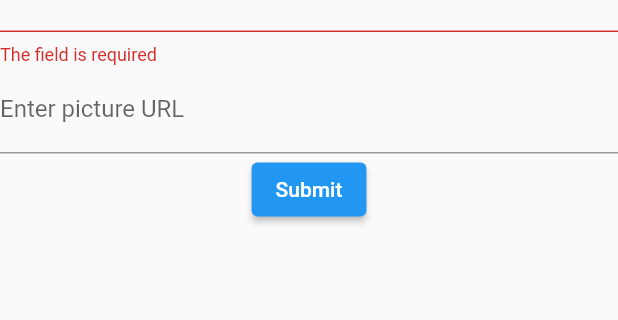
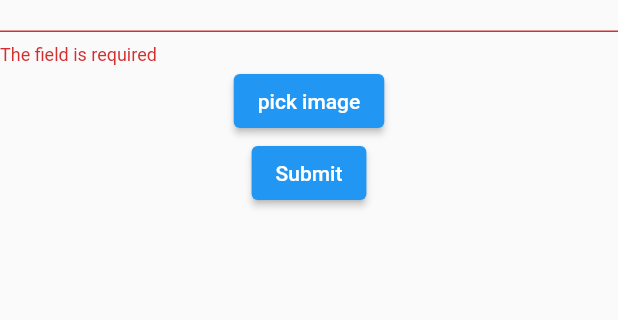
Before and after one commit to Priyanka-droid/Flutter_ContactManagement_App, a Flutter app: the AddContact screen opened directly, after a tap on "Submit", on a phone screen of 412 x 824 dp, the part 262-582 px from its top. Run offline on Flutter 3.47's test engine with Material 2 defaults, Android fonts, the phone set to English and light mode, and no system bars; our stand-ins replace contacts_service, form_validator, hive, hive_flutter, image_picker, permission_handler; accounts and stored records are empty.

```diff
--- a/flutter_contact/lib/models/custom_model.dart
+++ b/flutter_contact/lib/models/custom_model.dart
@@ -1,9 +1,10 @@
 import 'dart:typed_data';
-import 'package:contacts_service/contacts_service.dart';
 import 'package:flutter_contact/models/item_model.dart';
 import 'package:hive/hive.dart';
 import 'item_model.dart' as item;
 part 'custom_model.g.dart';
+
+// custom model for contact app
 
 @HiveType(typeId: 1)
 class CustomContactModel {
--- a/flutter_contact/lib/models/item_model.dart
+++ b/flutter_contact/lib/models/item_model.dart
@@ -1,6 +1,8 @@
 import 'package:hive/hive.dart';
 
 part 'item_model.g.dart';
+
+// custom model for phone
 
 @HiveType(typeId: 2)
 class ItemModel {
--- a/flutter_contact/lib/screens/add_screen/views/add_contact.dart
+++ b/flutter_contact/lib/screens/add_screen/views/add_contact.dart
@@ -1,9 +1,10 @@
-import 'package:contacts_service/contacts_service.dart';
 import 'package:flutter/material.dart';
 import 'package:provider/provider.dart';
 
 import '../../../contact_management_provider.dart';
 import '../../form.dart';
+
+// add screen which displays add form on giving index -1
 
 class AddContact extends StatelessWidget {
   @override
--- a/flutter_contact/lib/screens/form.dart
+++ b/flutter_contact/lib/screens/form.dart
@@ -1,13 +1,11 @@
 // ignore_for_file: curly_braces_in_flow_control_structures
-
+import 'dart:io';
+import 'package:image_picker/image_picker.dart';
 import 'dart:typed_data';
-
-import 'package:contacts_service/contacts_service.dart';
 import 'package:flutter/material.dart';
 import 'package:flutter_contact/contact_management_provider.dart';
 import 'package:flutter_contact/models/custom_model.dart';
 import 'package:flutter_contact/models/item_model.dart' as model;
-// import 'package:flutter_contact/models/custom_model.dart';
 import 'package:provider/provider.dart';
 import 'package:form_validator/form_validator.dart';
 
@@ -24,6 +22,8 @@ class CustomForm extends StatefulWidget {
 // This class holds data related to the form.
 class CustomFormState extends State<CustomForm> {
   final int index;
+  File? imageFile;
+  Uint8List? avatarLink;
   CustomFormState({required this.index});
   // Create a global key that uniquely identifies the Form widget
   // and allows validation of the form.
@@ -38,9 +38,15 @@ class CustomFormState extends State<CustomForm> {
   @override
   Widget build(BuildContext context) {
     // Build a Form widget using the _formKey created above.
+
     return Consumer<ContactListProvider>(
         builder: (context, contactListProvider, child) {
-      return Form(
+      final ImagePicker _picker = ImagePicker();
+
+      return ListView(
+        children: [
+          Container(
+              child: Form(
             key: _formKey,
             child: Column(
               children: <Widget>[
@@ -66,23 +72,27 @@ class CustomFormState extends State<CustomForm> {
                   // The validator receives the text that the user has entered.
                   validator: ValidationBuilder().phone().minLength(10).build(),
                 ),
-            TextFormField(
-              controller: myController3,
-              decoration: InputDecoration(
-                label: Text("Enter picture URL"),
-              ),
-            ),
+                ElevatedButton(
+                    onPressed: () {
+                      print("print image");
+                      _getFromGallery();
+                      // print("print image" + imageFile.toString());
+                      // avatarLink = imageFile == null ? null : _getAvatar();
+                    },
+                    child: Text("pick image")),
+
                 ElevatedButton(
                   onPressed: () {
                     // Validate returns true if the form is valid, or false otherwise.
                     if (_formKey.currentState!.validate()) {
+                      // print("avatar link" + avatarLink.toString());
+
                       if (index == -1) {
-                    print("add operation");
                         contactListProvider.addContact(CustomContactModel(
                             givenName: myController1.text,
                             phone: model.ItemModel(
                                 label: "work", value: myController2.text),
-                        avatar: convertStringToUint8List("")));
+                            avatar: avatarLink == null ? null : avatarLink));
                       } else {
                         contactListProvider.updateContact(
                             index,
@@ -90,7 +100,8 @@ class CustomFormState extends State<CustomForm> {
                                 givenName: myController1.text,
                                 phone: model.ItemModel(
                                     label: "work", value: myController2.text),
-                            avatar: convertStringToUint8List("")));
+                                avatar:
+                                    avatarLink == null ? null : avatarLink));
                       }
                       Navigator.pop(context);
                     }
@@ -99,14 +110,22 @@ class CustomFormState extends State<CustomForm> {
                 ),
               ],
             ),
+          ))
+        ],
       );
     });
   }
 
-  Uint8List convertStringToUint8List(String str) {
-    final List<int> codeUnits = str.codeUnits;
-    final Uint8List unit8List = Uint8List.fromList(codeUnits);
-
-    return unit8List;
+  _getFromGallery() async {
+    XFile? pickedFile = await ImagePicker().pickImage(
+      source: ImageSource.gallery,
+      maxWidth: 1800,
+      maxHeight: 1800,
+    );
+    if (pickedFile != null) {
+      imageFile = File(pickedFile.path);
+      Uint8List imageRaw = await imageFile!.readAsBytes();
+      avatarLink = imageRaw;
     }
   }
+}
--- a/flutter_contact/lib/screens/update_screen/views/update_contact.dart
+++ b/flutter_contact/lib/screens/update_screen/views/update_contact.dart
@@ -1,9 +1,9 @@
-import 'package:contacts_service/contacts_service.dart';
 import 'package:flutter/material.dart';
 import 'package:flutter_contact/contact_management_provider.dart';
-import 'package:flutter_contact/models/custom_model.dart';
 import 'package:flutter_contact/screens/form.dart';
 import 'package:provider/provider.dart';
+
+// Update screen which displays update form on giving index as 1
 
 class UpdateContact extends StatelessWidget {
   final int index;
--- a/flutter_contact/pubspec.yaml
+++ b/flutter_contact/pubspec.yaml
@@ -36,6 +36,7 @@ dependencies:
   hive_flutter: ^1.1.0
   path_provider: ^2.0.8
   form_validator: ">=0.1.1 <2.0.0"
+  image_picker: ^0.8.4+8
 
 
 
```
Also changed, not shown: flutter_contact/lib/contact_management_provider.dart (+6 -3 lines), flutter_contact/lib/hive_services.dart (+22 -0 lines), flutter_contact/lib/main.dart (+2 -16 lines), flutter_contact/lib/screens/home_screen/views/home_page.dart (+17 -2 lines). Lines whose indentation alone changed are shown as unchanged.
